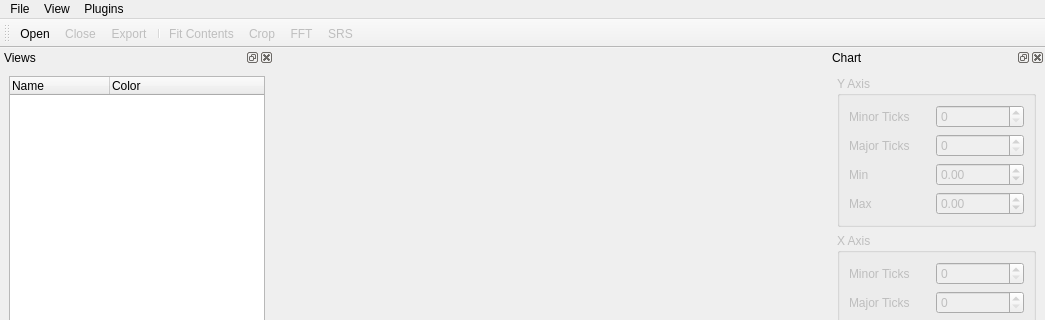
Above: designer/mainwindow.ui from RuggedScience/AccelExplorer before the change; both pictures show x 0 to 1045 and y 0 to 320 of the 1045 by 641 pixel window. Below: the same form after it.
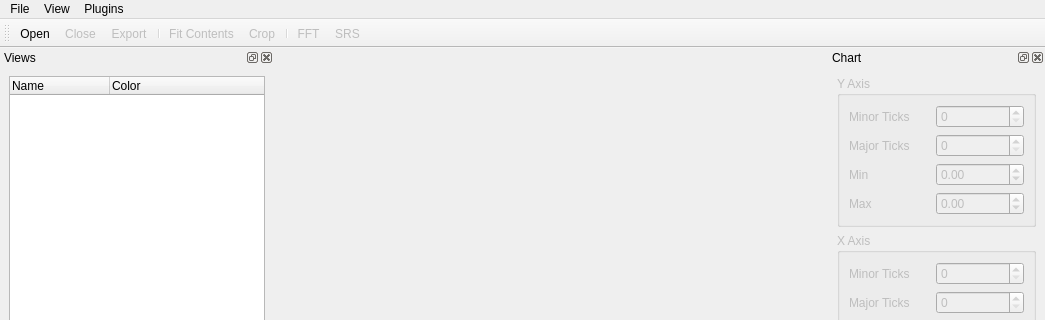
That is the form after the change. Icons and pictures are not drawn. Custom widgets are drawn as their Qt base class.

Commit message: Set series width on hover

The edit to the form file:
```diff
--- a/designer/mainwindow.ui
+++ b/designer/mainwindow.ui
@@ -95,6 +95,7 @@
    <addaction name="separator"/>
    <addaction name="actionFit_Contents"/>
    <addaction name="actionCrop"/>
+   <addaction name="separator"/>
    <addaction name="actionFFT"/>
    <addaction name="actionSRS"/>
   </widget>
```
The commit also changes 2 other files.
